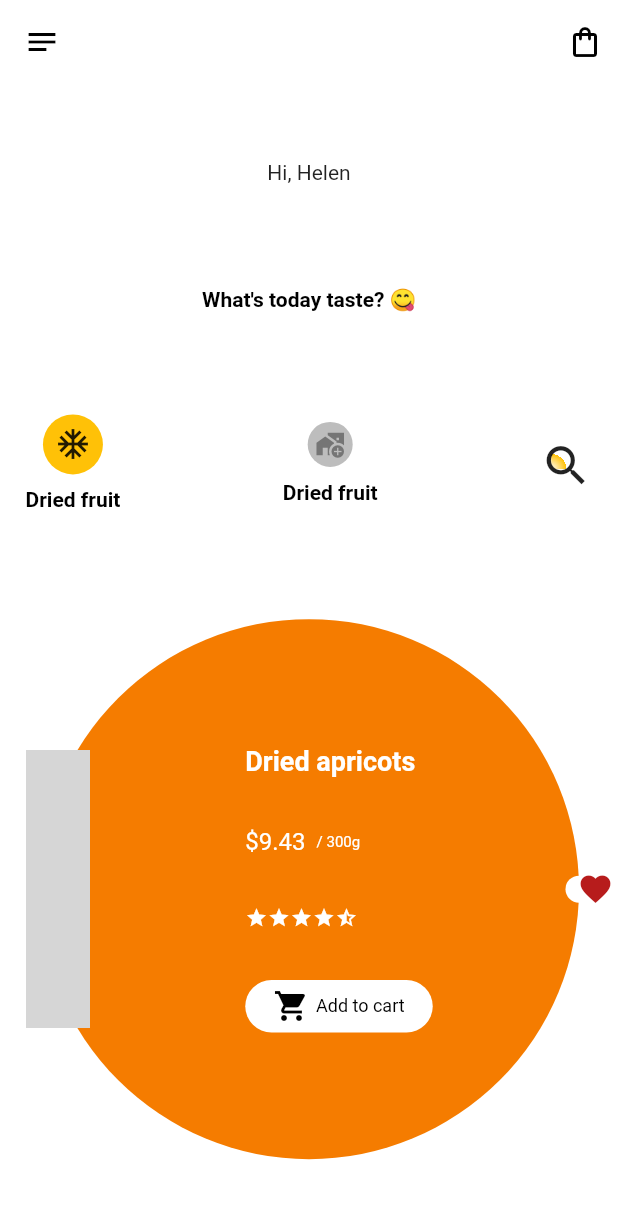
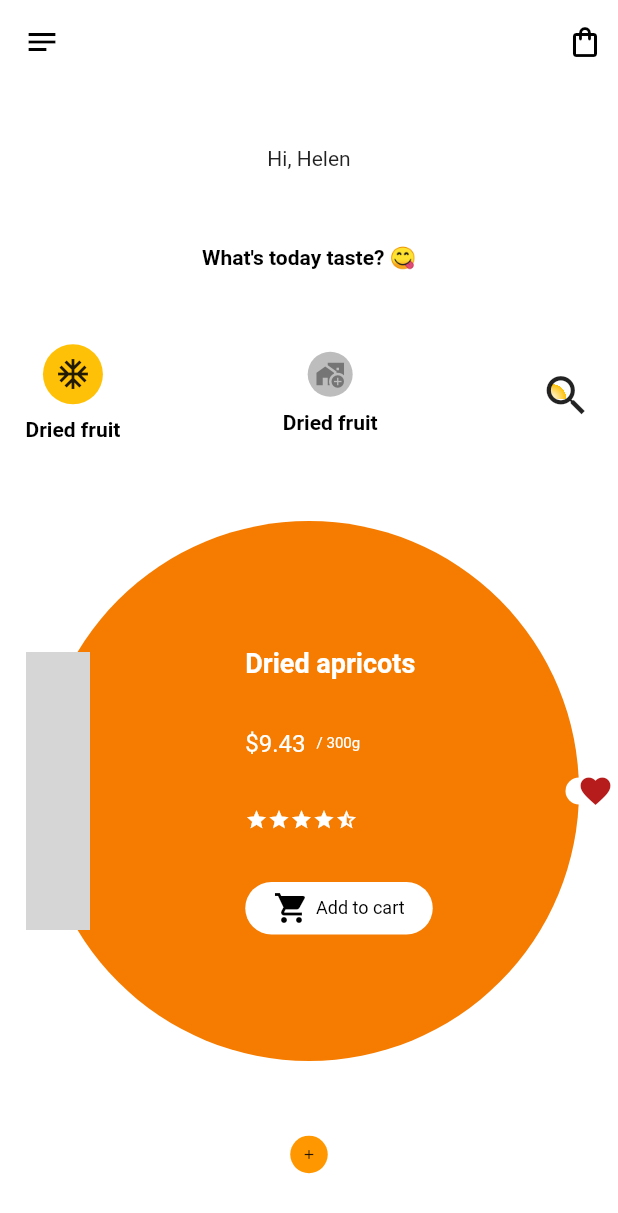
Before and after one commit to Desk-Code/my_practtise, a Flutter app: the Ui11HomePage screen opened directly, on a phone screen of 412 x 824 dp. Shown: the top 1213 px of the screen. Run offline on Flutter 3.47's test engine with Material 2 defaults, Android fonts, the phone set to English and light mode, and no system bars; network calls fail; grey boxes are pictures that could not be loaded.

Commit message:
asset and custom fonts

```diff
--- a/lib/main.dart
+++ b/lib/main.dart
@@ -1,5 +1,5 @@
 import 'package:flutter/material.dart';
-import 'package:my_practtise/practise/ui11/ui11_drinks_home_page.dart';
+import 'package:my_practtise/custom_font_demo.dart';
 
 void main() {
   runApp(const MyApp());
@@ -11,7 +11,7 @@ class MyApp extends StatelessWidget {
   Widget build(BuildContext context) {
     return const MaterialApp(
       debugShowCheckedModeBanner: false,
-      home: Ui11HomePage(),
+      home: CustomFontDemo(),
     );
   }
 }
--- a/lib/practise/ui11/ui11_drinks_home_page.dart
+++ b/lib/practise/ui11/ui11_drinks_home_page.dart
@@ -7,8 +7,23 @@ class Ui11HomePage extends StatelessWidget {
   Widget build(BuildContext context) {
     Widget commonIconList({
       required IconData icon,
+      bool isSelected = false,
     }) =>
-        Container();
+        Container(
+          height: 25,
+          width: 25,
+          decoration: BoxDecoration(
+            shape: BoxShape.circle,
+            color: isSelected ? Colors.orange : Colors.grey,
+          ),
+          alignment: Alignment.center,
+          child: isSelected
+              ? Icon(
+                  icon,
+                  size: 10,
+                )
+              : Icon(icon, size: 20),
+        );
 
     return Scaffold(
       backgroundColor: Colors.white,
@@ -223,6 +238,7 @@ class Ui11HomePage extends StatelessWidget {
                 ),
               ],
             ),
+            commonIconList(icon: Icons.add, isSelected: true),
           ],
         ),
       ),
```
Also changed, not shown: lib/asset_image_demo.dart (added, +20 -0 lines), lib/custom_font_demo.dart (added, +21 -0 lines), pubspec.yaml (+8 -8 lines), assets/fonts/DancingScript-VariableFont_wght.ttf (added), assets/images/stobarry.jpg (added).
